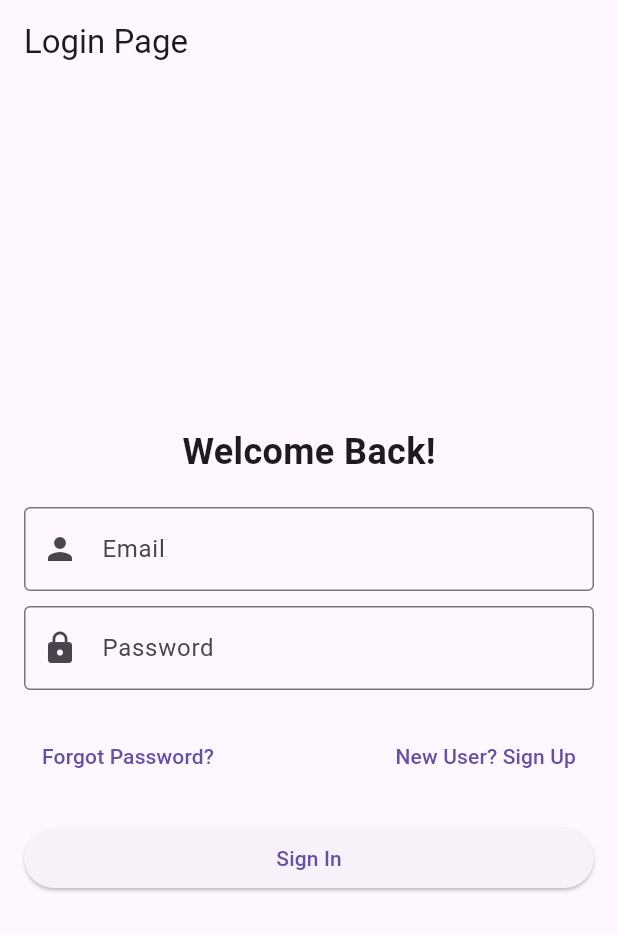
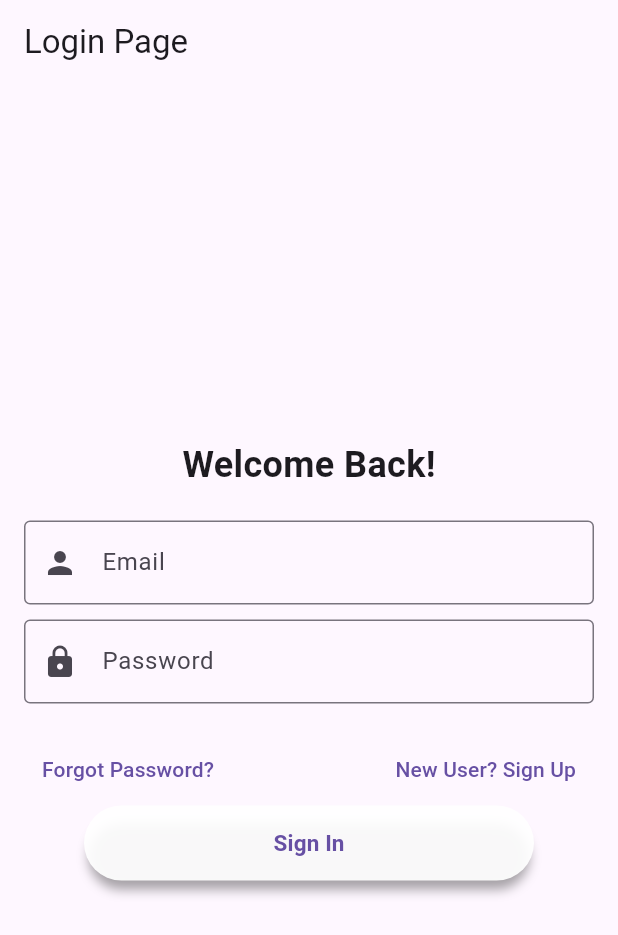
Before and after one commit to SHIBINSHA02/flavorfusion, a Flutter app: the screen it shows after launch, on a phone screen of 412 x 824 dp. Shown: the top 935 px of the screen. Run offline on Flutter 3.47's test engine with Material 3 defaults, Android fonts, the phone set to English and light mode, and no system bars; our stand-ins replace firebase_auth, firebase_core, flutter_svg, lottie; accounts and stored records are empty.

Commit message:
bit of an error but still

```diff
--- a/lib/Authentication/Login.dart
+++ b/lib/Authentication/Login.dart
@@ -117,14 +117,27 @@ class _LoginPageState extends State<LoginPage> {
                   ),
                 ],
               ),
-              const SizedBox(height: 20),
-              SizedBox(
-                width: double.infinity,
-                child: ElevatedButton(
-                  onPressed: signUserIn,
-                  child: const Text('Sign In'),
+              Container(
+                child: TextButton(onPressed: signUserIn,
+                    child: Text('Sign In',style: TextStyle(fontWeight: FontWeight.bold,
+                      fontSize: 15,
+                    ),
+                    )
                 ),
-              ),
+                height: 50,
+                width: 300,
+                decoration: BoxDecoration(
+                    borderRadius: BorderRadius.circular(50),
+                    color: Colors.white.withOpacity(0.93),
+                  boxShadow:[ BoxShadow(
+                    color: Colors.black26.withOpacity(0.35),
+                    blurRadius: 6,
+                    offset: Offset(0, 9),
+                    spreadRadius: -3
+                  )
+                ]
+                ),
+              )
             ],
           ),
         ),
--- a/pubspec.yaml
+++ b/pubspec.yaml
@@ -36,6 +36,7 @@ dependencies:
   cupertino_icons: ^1.0.8
   firebase_auth: ^5.4.1
   firebase_core: ^3.10.1
+  lottie: ^3.3.1
 
 dev_dependencies:
   flutter_test:
@@ -64,6 +65,10 @@ flutter:
   # To add assets to your application, add an assets section, like this:
   assets:
      - images/2.jpg
+     - images/google.png
+     - assets/animations/cooking.json
+     - assets/animations/google.json
+     - assets/animation/making.json
   #   - images/a_dot_ham.jpeg
 
   # An image asset can refer to one or more resolution-specific "variants", see
```
Also changed, not shown: lib/Home/Homepage.dart (+59 -95 lines), pubspec.lock.
